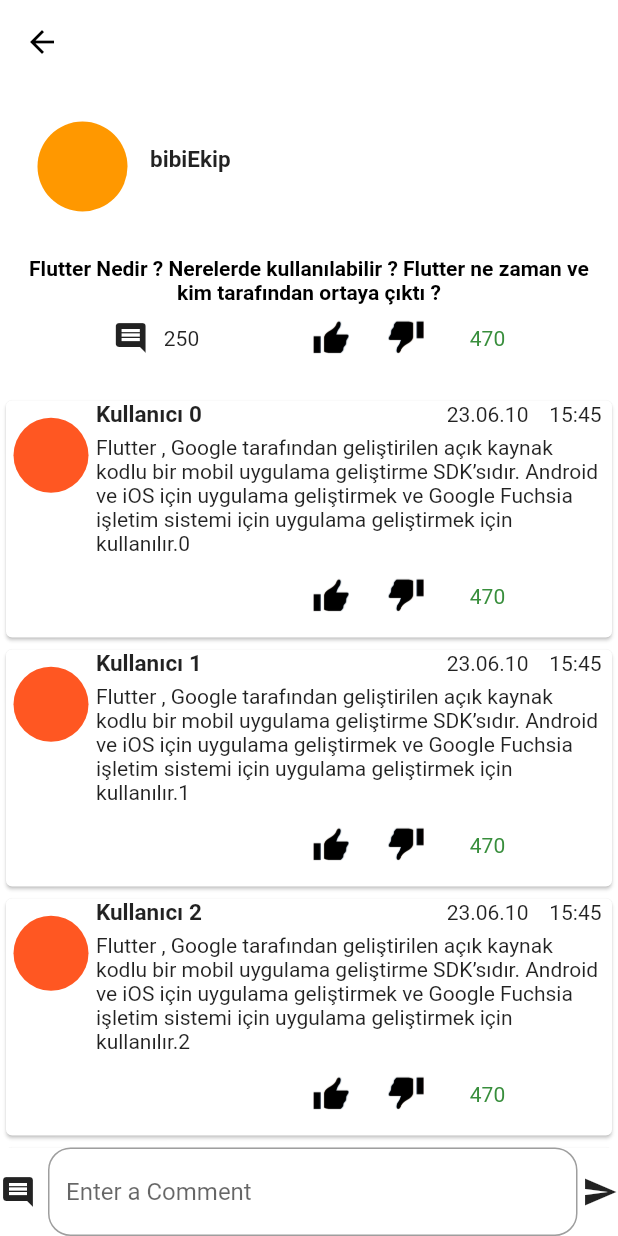
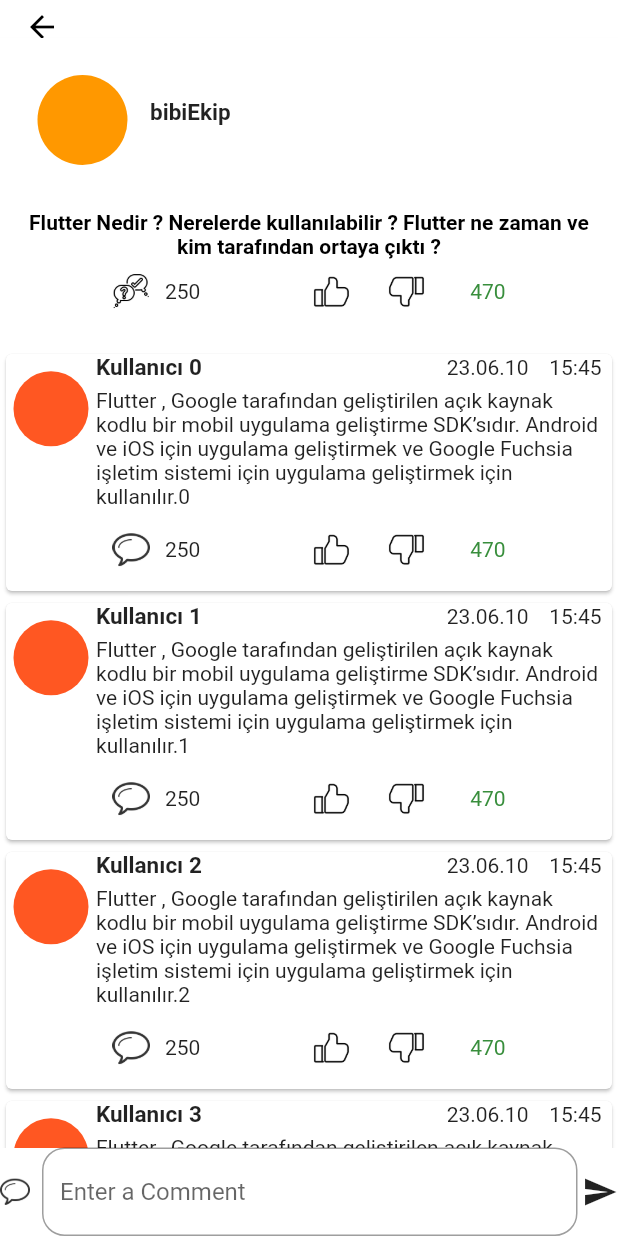
Before and after one commit to muhammedalilevent/project_bibi, a Flutter app: the GetBottomNavBar screen opened directly, after a tap on "LeventMarine", on a phone screen of 412 x 824 dp. Run offline on Flutter 3.47's test engine with Material 2 defaults, Android fonts, the light colour scheme and no system bars; our stand-ins replace fluttertoast, hexcolor.

Commit message:
Tasarımsal Değişiklikler Yapıldı..

```diff
--- a/lib/DialogScreens/bibidetail_page.dart
+++ b/lib/DialogScreens/bibidetail_page.dart
@@ -27,8 +27,13 @@
     total = like - dislike;
     return Scaffold(
         appBar: AppBar(
+          toolbarHeight: 25,
           backgroundColor: Colors.white,
-          leading: InkWell(onTap: () => Navigator.of(context).pop(),child: Icon(Icons.arrow_back)),
+          leading: InkWell(onTap: () => Navigator.of(context).pop(),child:
+          Padding(
+            padding: const EdgeInsets.only(top: 6),
+            child: Icon(Icons.arrow_back),
+          )),
           elevation: 0,
         ),
         body: Container(
@@ -91,9 +96,7 @@
                     //İç İçe Icon-Text
                     Row(
                       children: <Widget>[
-                        Icon(
-                          Icons.comment,
-                        ),
+                        Image.asset("assets/images/questions_answer_icon/answer.png",height: 25,width: 25,),
                         SizedBox(
                           width: 10,
                         ),
@@ -105,21 +108,13 @@
                     Row(
                       mainAxisAlignment: MainAxisAlignment.center,
                       children: <Widget>[
-                        Image.asset(
-                          "assets/images/like.png",
-                          height: 25,
-                          width: 25,
-                        ),
+                        Image.asset("assets/images/questions_answer_icon/like.png",height: 25,width: 25,),
 
                         SizedBox(
                           width: 25,
                         ),
 
-                        Image.asset(
-                          "assets/images/dislike.png",
-                          height: 25,
-                          width: 25,
-                        ),
+                        Image.asset("assets/images/questions_answer_icon/dislike.png",height: 25,width: 25,),
                         SizedBox(
                           width: 30,
                         ),
@@ -213,40 +208,27 @@
                                   mainAxisAlignment: MainAxisAlignment.spaceAround,
                                   children: <Widget>[
                                     //İç İçe Icon-Text
-                                    Opacity(
-                                      opacity: 0,
-                                      child: Row(
+                                    Row(
                                       children: <Widget>[
-                                          Icon(
-                                            Icons.comment,
-                                          ),
+                                        Image.asset("assets/images/questions_answer_icon/comment.png",height: 25,width: 25,),
                                         SizedBox(
                                           width: 10,
                                         ),
                                         Text(comment.toString())
                                       ],
                                     ),
-                                    ),
 
                                     //İç İçe Icon-Text
                                     Row(
                                       mainAxisAlignment: MainAxisAlignment.center,
                                       children: <Widget>[
-                                        Image.asset(
-                                          "assets/images/like.png",
-                                          height: 25,
-                                          width: 25,
-                                        ),
+                                        Image.asset("assets/images/questions_answer_icon/like.png",height: 25,width: 25,),
 
                                         SizedBox(
                                           width: 25,
                                         ),
 
-                                        Image.asset(
-                                          "assets/images/dislike.png",
-                                          height: 25,
-                                          width: 25,
-                                        ),
+                                        Image.asset("assets/images/questions_answer_icon/dislike.png",height: 25,width: 25,),
                                         SizedBox(
                                           width: 30,
                                         ),
@@ -279,10 +261,7 @@
                   Padding(
                     padding: const EdgeInsets.only(right: 8),
                     child: InkWell(
-                      child: Icon(
-                        Icons.comment,
-                        //color: Colors.grey,
-                      ),
+                      child:  Image.asset("assets/images/questions_answer_icon/comment.png",height: 20,width: 20,),
                     ),
                   ),
 
--- a/lib/Views/MainViews/CorePage.dart
+++ b/lib/Views/MainViews/CorePage.dart
@@ -61,9 +61,7 @@
           child: Container(
             width: 60,
             height: 60,
-            child: Icon(
-              Icons.question_answer,
-            ),
+            child: Image.asset("assets/images/bottom_navigation_bar_icon/question.png",height: 30,width: 30,),
 
             decoration: BoxDecoration(
                 shape: BoxShape.circle,
@@ -80,8 +78,7 @@
         ),
         floatingActionButtonLocation: FloatingActionButtonLocation.centerDocked,
         bottomNavigationBar: BottomAppBar(
-          color:
-          menuItem % 2 == 0 ? bibiBlue : bibiPink,
+          color:bibiPink,
           shape: CircularNotchedRectangle(),
           child: Container(
             height: 60,
@@ -98,25 +95,9 @@
                           menuItem = 0;
                         });
                       },
-                      child: Column(
-                        mainAxisAlignment: MainAxisAlignment.center,
-                        children: <Widget>[
-                          Icon(
-                            Icons.home,
-                            color: menuItem == 0
-                                ? bibiPink
-                                : Colors.white,
-                          ),
-                          Text(
-                            "AnaSayfa",
-                            style: TextStyle(
-                              color: menuItem == 0
-                                  ? bibiPink
-                                  : Colors.white,
-                            ),
-                          ),
-                        ],
-                      ),
+                      child:
+                          Image.asset("assets/images/bottom_navigation_bar_icon/home.png",height: 30,width: 30,)
+
                     ),
                     MaterialButton(
                       minWidth: 40,
@@ -126,18 +107,9 @@
                           menuItem = 1;
                         });
                       },
-                      child: Column(
-                        mainAxisAlignment: MainAxisAlignment.center,
-                        children: <Widget>[
-                          Image.asset("assets/images/bibi-png.png",height: 30,width: 30,),
-                          Text(
-                            "Bibi",
-                            style: TextStyle(
-                              color: menuItem == 1 ? bibiBlue : Colors.white,
-                            ),
-                          ),
-                        ],
-                      ),
+                      child:
+                          Image.asset("assets/images/bottom_navigation_bar_icon/bibibeyaz-png.png",height: 50,width: 50,),
+
                     ),
                   ],
                 ),
@@ -151,25 +123,9 @@
                           menuItem = 2;
                         });
                       },
-                      child: Column(
-                        mainAxisAlignment: MainAxisAlignment.center,
-                        children: <Widget>[
-                          Icon(
-                            Icons.library_books,
-                            color: menuItem == 2
-                                ? bibiPink
-                                : Colors.white,
-                          ),
-                          Text(
-                            "Arşiv",
-                            style: TextStyle(
-                              color: menuItem == 2
-                                  ? bibiPink
-                                  : Colors.white,
-                            ),
-                          ),
-                        ],
-                      ),
+                      child:
+                          Image.asset("assets/images/bottom_navigation_bar_icon/award.png",height: 30,width: 30,)
+
                     ),
                     MaterialButton(
                       minWidth: 40,
@@ -179,21 +135,9 @@
                           menuItem = 3;
                         });
                       },
-                      child: Column(
-                        mainAxisAlignment: MainAxisAlignment.center,
-                        children: <Widget>[
-                          Icon(
-                            Icons.settings,
-                            color: menuItem == 3 ? bibiBlue : Colors.white,
-                          ),
-                          Text(
-                            "Profil",
-                            style: TextStyle(
-                              color: menuItem == 3 ? bibiBlue : Colors.white,
-                            ),
-                          ),
-                        ],
-                      ),
+                      child:
+                          Image.asset("assets/images/bottom_navigation_bar_icon/user.png",height: 30,width: 30,)
+
                     ),
                   ],
                 )
--- a/lib/Views/MainViews/HomePage.dart
+++ b/lib/Views/MainViews/HomePage.dart
@@ -108,7 +108,7 @@
                             //İç İçe Icon-Text
                             Row(
                               children: <Widget>[
-                                Icon(Icons.comment,),
+                                Image.asset("assets/images/questions_answer_icon/answer.png",height: 25,width: 25,),
                                 SizedBox(width: 10,),
                                 Text(comment.toString())
                               ],
@@ -118,19 +118,11 @@
                             Row(
                               mainAxisAlignment: MainAxisAlignment.center,
                               children: <Widget>[
-                                Image.asset(
-                                  "assets/images/like.png",
-                                  height: 25,
-                                  width: 25,
-                                ),
+                                Image.asset("assets/images/questions_answer_icon/like.png",height: 25,width: 25,),
 
                                 SizedBox(width: 25,),
 
-                                Image.asset(
-                                  "assets/images/dislike.png",
-                                  height: 25,
-                                  width: 25,
-                                ),
+                                Image.asset("assets/images/questions_answer_icon/dislike.png",height: 25,width: 25,),
                                 SizedBox(width: 30,),
                                 Text(
                                   total.toString(),
@@ -149,7 +141,8 @@
                           ],
 
                         ),
-                      )
+                      ),
+                      SizedBox(height: 15,)
                     ],
                   ),
                 ),
--- a/pubspec.yaml
+++ b/pubspec.yaml
@@ -58,6 +58,8 @@
   # the material Icons class.
   uses-material-design: true
   assets:
+    - assets/images/bottom_navigation_bar_icon/
+    - assets/images/questions_answer_icon/
     - assets/images/
 
 
```
Also changed, not shown: lib/Views/MainViews/ProfilePage.dart (+128 -33 lines), lib/Views/follow_page.dart (added, +59 -0 lines), assets/images/bottom_navigation_bar_icon/award.png (added), assets/images/bottom_navigation_bar_icon/bibibeyaz-png.png (added), assets/images/bottom_navigation_bar_icon/home.png (added), assets/images/bottom_navigation_bar_icon/question.png (added), assets/images/bottom_navigation_bar_icon/user.png (added), assets/images/dislike.png (deleted), assets/images/like.png (deleted), assets/images/questions_answer_icon/answer.png (added), assets/images/questions_answer_icon/comment.png (added), assets/images/questions_answer_icon/dislike.png (added), assets/images/questions_answer_icon/like.png (added). Lines whose indentation alone changed are shown as unchanged.
